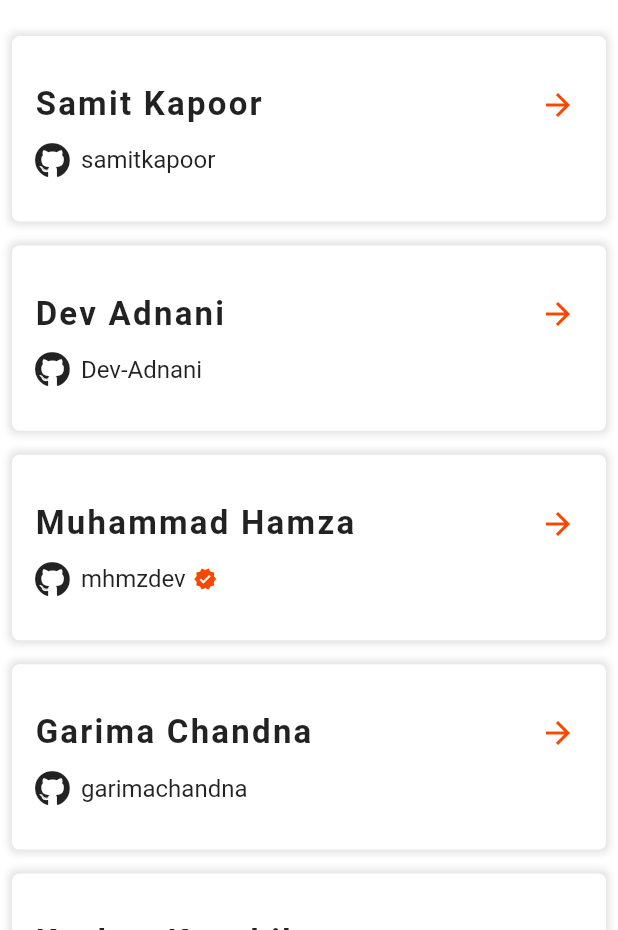
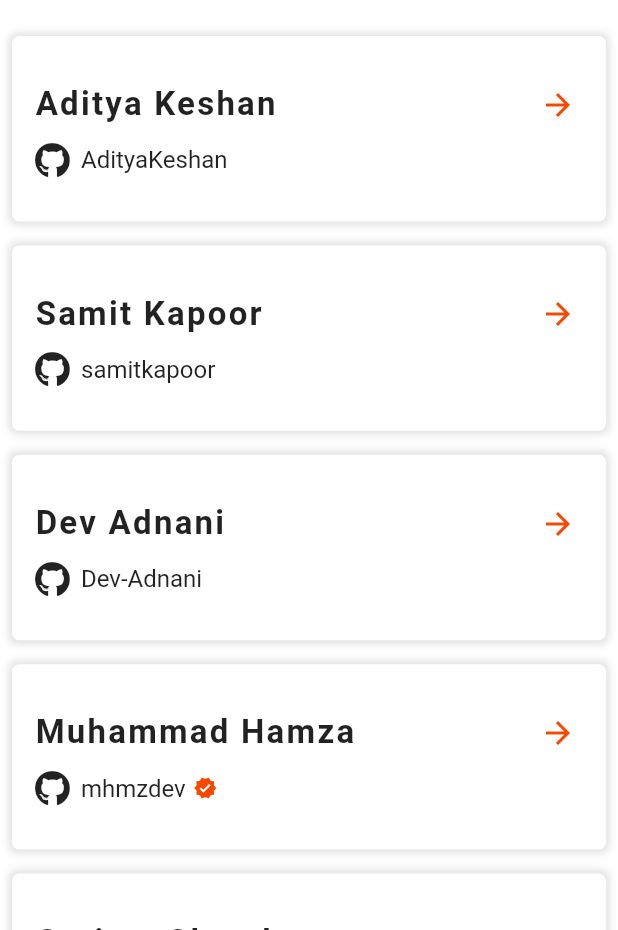
Before and after one commit to mhmzdev/hacktoberfest-flutter, a Flutter app: the Contributor screen opened directly, on a phone screen of 412 x 824 dp, the part 306-1236 px from its top. Run offline on Flutter 3.47's test engine with Material 2 defaults, Android fonts, the phone set to English and light mode, and no system bars; our stand-ins replace font_awesome_flutter, simple_animations.

Commit message:
added myself

```diff
--- a/lib/contributors.dart
+++ b/lib/contributors.dart
@@ -7,6 +7,7 @@ class Contributor extends StatelessWidget {
   // Add your Full Name in this list
   // Please do not remove any other name :)
   final contributorsName = [
+    'Aditya Keshan',
     'Samit Kapoor',
     'Dev Adnani',
     'Muhammad Hamza',
@@ -99,6 +100,7 @@ class Contributor extends StatelessWidget {
   ];
 
   final gitHubUserName = [
+    'AdityaKeshan',
     'samitkapoor',
     'Dev-Adnani',
     'mhmzdev',
```
Also changed, not shown: 1 other file.
